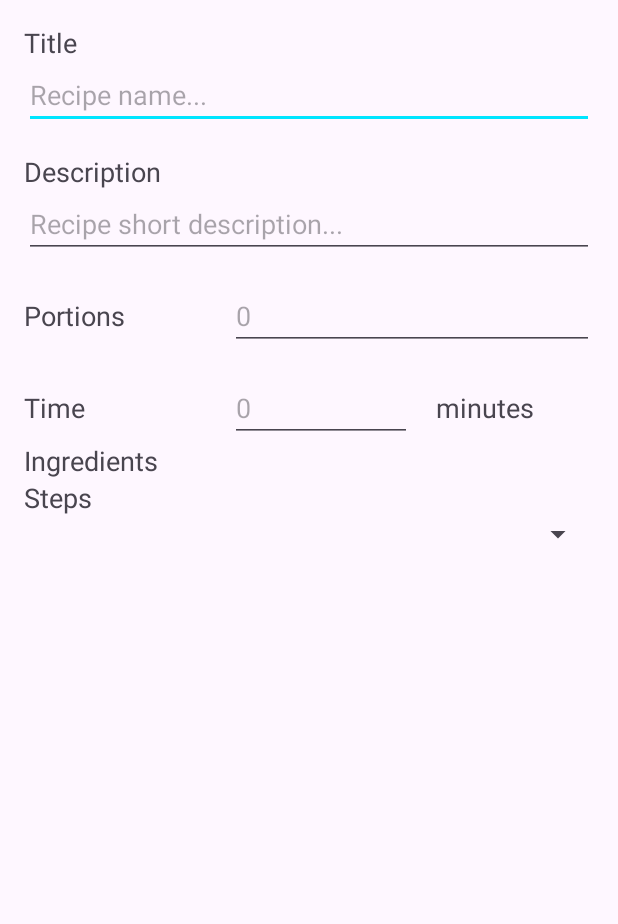
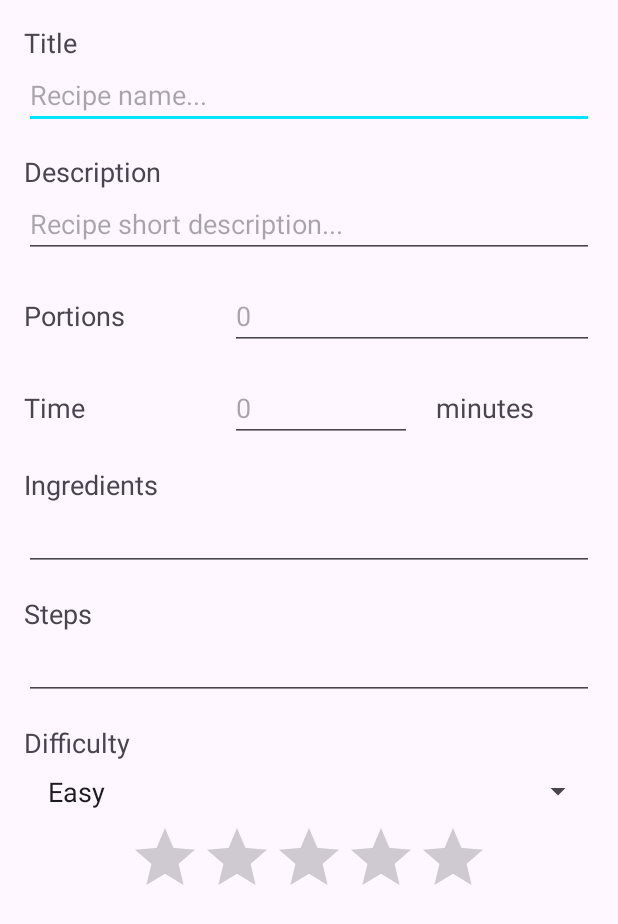
Before and after one commit to PoliStudios/LaCocinaMagica, an Android app: the fragment AddRecipeFragment shown on its own in the app's theme, on a phone screen of 412 x 824 dp. Shown: the top 924 px of the screen. Run offline under Robolectric (Android 15) with nearby library versions, the phone set to English and light mode, and no system bars; our stand-ins replace data binding.

Commit message:
Add Recipe

```diff
--- a/app/build.gradle.kts
+++ b/app/build.gradle.kts
@@ -7,7 +7,7 @@ android {
     signingConfigs {
         getByName("debug") {
             storeFile =
-                file("C:\\Users\\migue\\OneDrive\\Documents\\GitHub\\LaCocinaMagica\\lcm.jks")
+                file("C:\\Users\\SIGLOXXI PC23\\AndroidStudioProjects\\LaCocinaMagica\\lcm.jks")
             storePassword = "Miguel1128#22"
             keyAlias = "cocina_magica"
             keyPassword = "Miguel1128#22"
--- a/app/src/main/java/com/polistudios/lacocinamagica/AddRecipeFragment.java
+++ b/app/src/main/java/com/polistudios/lacocinamagica/AddRecipeFragment.java
@@ -2,18 +2,25 @@ package com.polistudios.lacocinamagica;
 
 import android.os.Bundle;
 
+import androidx.fragment.app.DialogFragment;
 import androidx.fragment.app.Fragment;
+import androidx.fragment.app.ListFragment;
 
 import android.view.LayoutInflater;
 import android.view.View;
 import android.view.ViewGroup;
+
+import com.polistudios.lacocinamagica.databinding.FragmentAddRecipeBinding;
+import com.polistudios.lacocinamagica.models.ListItem;
+
+import java.util.ArrayList;
 
 /**
  * A simple {@link Fragment} subclass.
  * Use the {@link AddRecipeFragment#newInstance} factory method to
  * create an instance of this fragment.
  */
-public class AddRecipeFragment extends Fragment {
+public class AddRecipeFragment extends Fragment  implements ListDialog.ListDialogListener {
 
     // TODO: Rename parameter arguments, choose names that match
     // the fragment initialization parameters, e.g. ARG_ITEM_NUMBER
@@ -55,10 +62,29 @@ public class AddRecipeFragment extends Fragment {
         }
     }
 
+    FragmentAddRecipeBinding b;
+
     @Override
     public View onCreateView(LayoutInflater inflater, ViewGroup container,
                              Bundle savedInstanceState) {
+        b = FragmentAddRecipeBinding.inflate(inflater, container, false);
+
+        b.addRecipeEtIngredients.setOnClickListener(v -> {
+            DialogFragment dialog = ListDialog.newInstance(new ArrayList<ListItem>());
+            dialog.show(getParentFragmentManager(), "NoticeDialogFragment");
+        });
+
         // Inflate the layout for this fragment
-        return inflater.inflate(R.layout.fragment_add_recipe, container, false);
+        return b.getRoot();
+    }
+
+    @Override
+    public void onDialogPositiveClick(DialogFragment dialog, String listID, ArrayList<ListItem> data) {
+
+    }
+
+    @Override
+    public void onDialogNegativeClick(DialogFragment dialog, String listID, ArrayList<ListItem> data) {
+
     }
 }
--- a/app/src/main/res/layout/fragment_add_recipe.xml
+++ b/app/src/main/res/layout/fragment_add_recipe.xml
@@ -1,6 +1,12 @@
 <?xml version="1.0" encoding="utf-8"?>
-<FrameLayout xmlns:android="http://schemas.android.com/apk/res/android"
-    xmlns:tools="http://schemas.android.com/tools"
+<layout xmlns:android="http://schemas.android.com/apk/res/android"
+    xmlns:tools="http://schemas.android.com/tools">
+
+    <data>
+
+    </data>
+
+    <FrameLayout
         android:layout_width="match_parent"
         android:layout_height="match_parent"
         tools:context=".AddRecipeFragment">
@@ -16,7 +22,7 @@
                 android:id="@+id/addRecipe_tvTitle"
                 android:layout_width="match_parent"
                 android:layout_height="wrap_content"
-            android:text="Title" />
+                android:text="@string/s_addRecipe_tvTitle" />
 
             <EditText
                 android:id="@+id/addRecipe_etTitle"
@@ -31,7 +37,7 @@
                 android:id="@+id/addRecipe_tvDesc"
                 android:layout_width="match_parent"
                 android:layout_height="wrap_content"
-            android:text="Description" />
+                android:text="@string/s_addRecipe_tvDesc" />
 
             <EditText
                 android:id="@+id/addRecipe_etDesc"
@@ -70,6 +76,7 @@
             <LinearLayout
                 android:layout_width="match_parent"
                 android:layout_height="wrap_content"
+                android:layout_marginBottom="16dp"
                 android:orientation="horizontal">
 
                 <TextView
@@ -78,7 +85,7 @@
                     android:layout_height="wrap_content"
                     android:layout_weight="0.5"
                     android:layout_marginEnd="16dp"
-                android:text="Time" />
+                    android:text="@string/s_addRecipe_tvTime" />
 
                 <EditText
                     android:id="@+id/addRecipe_etTime"
@@ -95,7 +102,7 @@
                     android:layout_height="wrap_content"
                     android:layout_weight="0.5"
                     android:paddingHorizontal="16dp"
-                android:text="minutes" />
+                    android:text="@string/s_addRecipe_tvMinutes" />
 
             </LinearLayout>
 
@@ -103,17 +110,53 @@
                 android:id="@+id/addRecipe_tvIngredients"
                 android:layout_width="match_parent"
                 android:layout_height="wrap_content"
-            android:text="Ingredients" />
+                android:text="@string/s_addRecipe_tvIngredients" />
+
+            <EditText
+                android:id="@+id/addRecipe_etIngredients"
+                android:layout_width="match_parent"
+                android:layout_height="wrap_content"
+                android:layout_marginBottom="16dp"
+                android:ems="10"
+                android:gravity="start|top"
+                android:inputType="textMultiLine" />
 
             <TextView
                 android:id="@+id/addRecipe_tvSteps"
                 android:layout_width="match_parent"
                 android:layout_height="wrap_content"
-            android:text="Steps" />
+                android:text="@string/s_addRecipe_tvSteps" />
+
+            <EditText
+                android:id="@+id/addRecipe_etSteps"
+                android:layout_width="match_parent"
+                android:layout_height="wrap_content"
+                android:layout_marginBottom="16dp"
+                android:ems="10"
+                android:gravity="start|top"
+                android:inputType="textMultiLine" />
+
+            <TextView
+                android:id="@+id/addRecipe_tvDifficulty"
+                android:layout_width="match_parent"
+                android:layout_height="wrap_content"
+                android:text="@string/s_addRecipe_tvDifficulty" />
 
             <Spinner
                 android:id="@+id/addRecipe_spDifficulty"
                 android:layout_width="match_parent"
-            android:layout_height="wrap_content" />
+                android:layout_height="wrap_content"
+                android:entries="@array/arr_difficulty"
+                android:padding="8dp" />
+
+            <RatingBar
+                android:id="@+id/ratingBar"
+                android:layout_width="wrap_content"
+                android:layout_height="wrap_content"
+                android:layout_gravity="center"
+                android:numStars="5"
+                android:stepSize="0.5"
+                android:progressTint="@color/secondary" />
         </LinearLayout>
     </FrameLayout>
+</layout>
--- a/app/src/main/res/values/strings.xml
+++ b/app/src/main/res/values/strings.xml
@@ -7,6 +7,22 @@
     <string name="s_action_recipes">Recipes</string>
     <string name="s_action_account">Account</string>
 
+    <string name="s_addRecipe_tvTitle">Title</string>
+    <string name="s_addRecipe_tvDesc">Description</string>
+    <string name="s_addRecipe_tvPortions">Portions</string>
+    <string name="s_addRecipe_tvTime">Time</string>
+    <string name="s_addRecipe_tvMinutes">minutes</string>
+    <string name="s_addRecipe_tvIngredients">Ingredients</string>
+    <string name="s_addRecipe_tvSteps">Steps</string>
+    <string name="s_addRecipe_tvDifficulty">Difficulty</string>
+
+    <string-array name="arr_difficulty">
+        <item>Easy</item>
+        <item>Medium</item>
+        <item>Hard</item>
+    </string-array>
+
+
 
     <!-- TODO: Remove or change this placeholder text -->
     <string name="hello_blank_fragment">Hello blank fragment</string>
```
Also changed, not shown: app/src/main/java/com/polistudios/lacocinamagica/HomeFragment.java (+15 -1 lines), app/src/main/java/com/polistudios/lacocinamagica/ListDialog.java (added, +97 -0 lines), app/src/main/java/com/polistudios/lacocinamagica/models/ListItem.java (added, +38 -0 lines), app/src/main/res/layout/dialog_list.xml (added, +64 -0 lines). Lines whose indentation alone changed are shown as unchanged.
